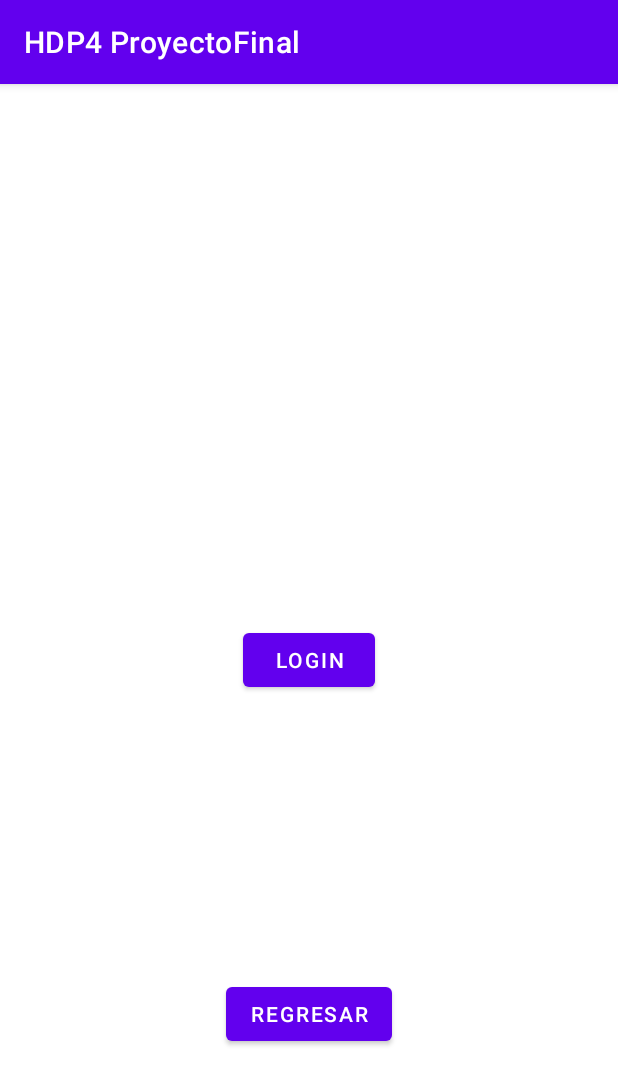
After one commit to bryanjtc/HDP4ProyectoFinal, an Android app: the HuellaDactilar screen opened directly, with no data from a screen before it, on a phone screen of 412 x 824 dp. The commit adds this screen. Shown: the top 1085 px of the screen. Run offline under Robolectric (Android 15) with nearby library versions, the phone set to English and light mode, and no system bars.

Commit message:
Added fingerprint and updated main

```diff
--- a/app/build.gradle
+++ b/app/build.gradle
@@ -33,6 +33,7 @@ dependencies {
     implementation 'androidx.appcompat:appcompat:1.5.1'
     implementation 'com.google.android.material:material:1.7.0'
     implementation 'androidx.constraintlayout:constraintlayout:2.1.4'
+    implementation "androidx.biometric:biometric:1.1.0"
     testImplementation 'junit:junit:4.13.2'
     androidTestImplementation 'androidx.test.ext:junit:1.1.3'
     androidTestImplementation 'androidx.test.espresso:espresso-core:3.4.0'
--- /dev/null
+++ b/app/src/main/java/com/example/hdp4proyectofinal/HuellaDactilar.java
@@ -0,0 +1,70 @@
+package com.example.hdp4proyectofinal;
+
+import androidx.annotation.NonNull;
+import androidx.appcompat.app.AppCompatActivity;
+import androidx.biometric.BiometricPrompt;
+import androidx.core.content.ContextCompat;
+
+import android.content.Intent;
+import android.os.Bundle;
+import android.widget.Button;
+import android.widget.Toast;
+
+import java.util.concurrent.Executor;
+
+public class HuellaDactilar extends AppCompatActivity {
+    private BiometricPrompt biometricPrompt;
+    private BiometricPrompt.PromptInfo promptInfo;
+
+    @Override
+    protected void onCreate(Bundle savedInstanceState) {
+        super.onCreate(savedInstanceState);
+        setContentView(R.layout.activity_huella_dactilar);
+        Executor executor = ContextCompat.getMainExecutor(this);
+        Button btnRegresar = findViewById(R.id.btnRegresar2);
+        biometricPrompt = new BiometricPrompt(HuellaDactilar.this,
+                executor, new BiometricPrompt.AuthenticationCallback() {
+            @Override
+            public void onAuthenticationError(int errorCode,
+                                              @NonNull CharSequence errString) {
+                super.onAuthenticationError(errorCode, errString);
+                Toast.makeText(getApplicationContext(),
+                                "Authentication error: " + errString, Toast.LENGTH_SHORT)
+                        .show();
+            }
+
+            @Override
+            public void onAuthenticationSucceeded(
+                    @NonNull BiometricPrompt.AuthenticationResult result) {
+                super.onAuthenticationSucceeded(result);
+                Toast.makeText(getApplicationContext(),
+                        "Authentication succeeded!", Toast.LENGTH_SHORT).show();
+            }
+
+            @Override
+            public void onAuthenticationFailed() {
+                super.onAuthenticationFailed();
+                Toast.makeText(getApplicationContext(), "Authentication failed",
+                                Toast.LENGTH_SHORT)
+                        .show();
+            }
+        });
+
+        promptInfo = new BiometricPrompt.PromptInfo.Builder()
+                .setTitle("Biometric login for my app")
+                .setSubtitle("Log in using your biometric credential")
+                .setNegativeButtonText("Use account password")
+                .build();
+
+        // Prompt appears when user clicks "Log in".
+        // Consider integrating with the keystore to unlock cryptographic operations,
+        // if needed by your app.
+        Button biometricLoginButton = findViewById(R.id.biometric_login);
+        biometricLoginButton.setOnClickListener(view -> biometricPrompt.authenticate(promptInfo));
+
+        btnRegresar.setOnClickListener(v -> {
+            Intent intentMain = new Intent(getApplicationContext(), MainActivity.class);
+            startActivity(intentMain);
+        });
+    }
+}
--- /dev/null
+++ b/app/src/main/res/layout/activity_huella_dactilar.xml
@@ -0,0 +1,28 @@
+<?xml version="1.0" encoding="utf-8"?>
+<androidx.constraintlayout.widget.ConstraintLayout xmlns:android="http://schemas.android.com/apk/res/android"
+    xmlns:app="http://schemas.android.com/apk/res-auto"
+    xmlns:tools="http://schemas.android.com/tools"
+    android:layout_width="match_parent"
+    android:layout_height="match_parent"
+    tools:context=".HuellaDactilar">
+
+    <Button
+        android:id="@+id/btnRegresar2"
+        android:layout_width="wrap_content"
+        android:layout_height="wrap_content"
+        android:layout_marginBottom="124dp"
+        android:text="@string/regresar"
+        app:layout_constraintBottom_toBottomOf="parent"
+        app:layout_constraintEnd_toEndOf="parent"
+        app:layout_constraintStart_toStartOf="parent" />
+
+    <Button
+        android:id="@+id/biometric_login"
+        android:layout_width="wrap_content"
+        android:layout_height="wrap_content"
+        android:text="@string/login"
+        app:layout_constraintBottom_toBottomOf="parent"
+        app:layout_constraintEnd_toEndOf="parent"
+        app:layout_constraintStart_toStartOf="parent"
+        app:layout_constraintTop_toTopOf="parent" />
+</androidx.constraintlayout.widget.ConstraintLayout>
--- a/app/src/main/res/values/strings.xml
+++ b/app/src/main/res/values/strings.xml
@@ -11,4 +11,5 @@
     <string name="valor_en_z">Valor en Z</string>
     <string name="sensor_de_gravedad">Sensor de Gravedad</string>
     <string name="regresar">Regresar</string>
+    <string name="login">Login</string>
 </resources>
```
Also changed, not shown: app/src/main/AndroidManifest.xml (+7 -0 lines), app/src/main/java/com/example/hdp4proyectofinal/MainActivity.java (+16 -0 lines).
